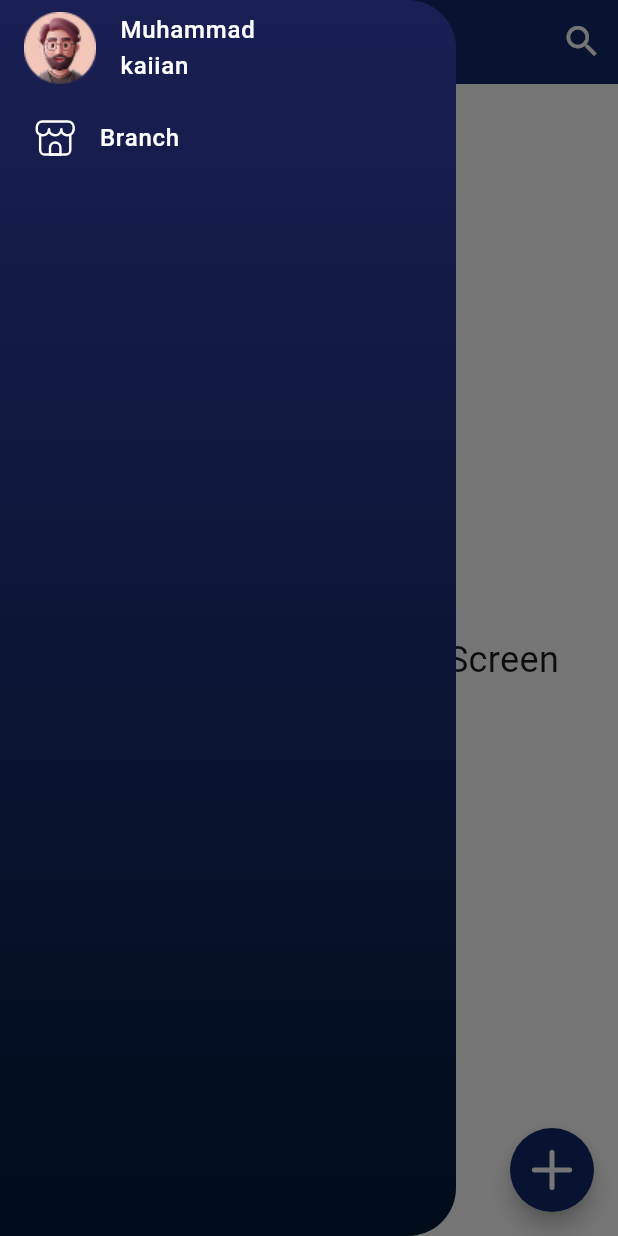
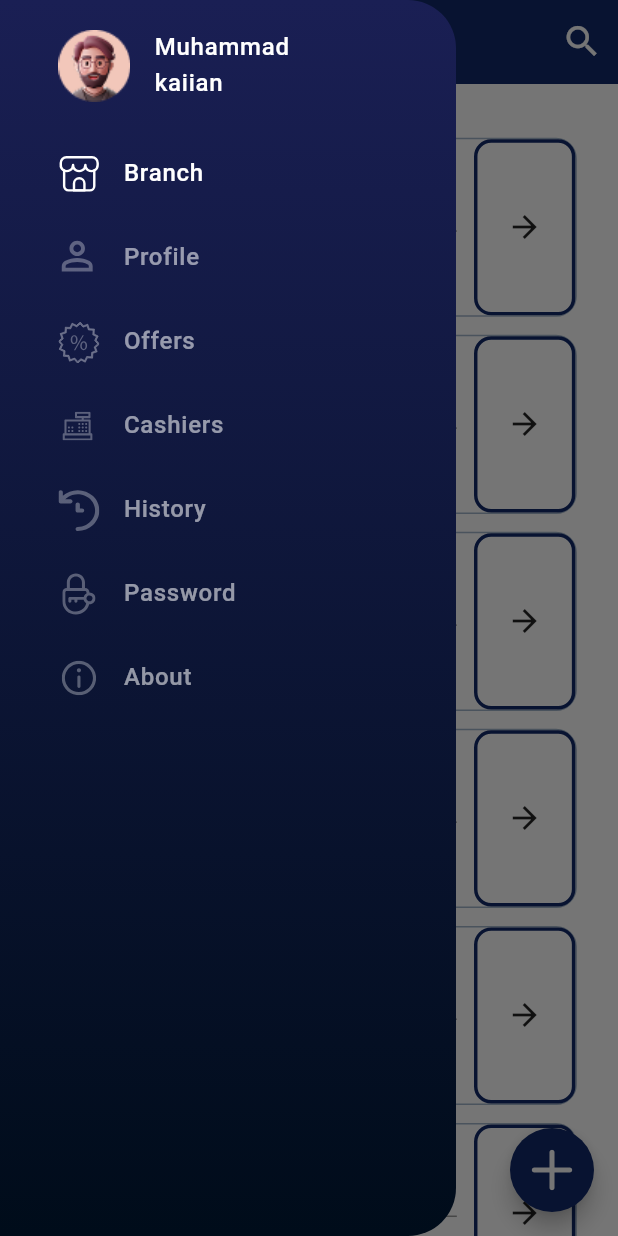
Before and after one commit to mind300/Supliers-App, a Flutter app: the BranchScreen screen opened by its route, with the side drawer open, on a phone screen of 412 x 824 dp. Run offline on Flutter 3.47's test engine with Material 3 defaults, Android fonts, the phone set to English and light mode, and no system bars; our stand-ins replace cached_network_image, easy_localization, flutter_screenutil, flutter_staggered_animations, flutter_svg, shared_preferences; accounts and stored records are empty.

Commit message:
branch details

```diff
--- a/lib/core/constant/app_colors.dart
+++ b/lib/core/constant/app_colors.dart
@@ -1,6 +1,10 @@
 import 'dart:ui';
 
 class AppColors {
+  static const List<Color> drawerLinearGradientColor = [
+    Color(0xFF1A1F54),
+    Color(0xFF000C1A),
+  ];
   static const Color white = Color(0xFFFFFFFF);
   static const Color primary = Color(0xFF11296A);
   static const Color black = Color(0xFF000000);
@@ -8,4 +12,7 @@ class AppColors {
   static const Color textfieldColor = Color(0xFFEEF2F9);
   static const Color authTitleColor = Color(0xFF124985);
   static const Color authSubTitleColor = Color(0xFF285199);
+  static const Color borderColor = Color(0xFF6382A6);
+  static const Color dividerColor = Color(0xFF9B9B9B);
+  static const Color gray = Color(0xFF6E6E6E);
 }
--- a/lib/core/widgets/drawer.dart
+++ b/lib/core/widgets/drawer.dart
@@ -5,8 +5,28 @@ import 'package:supplies/core/constant/app_images.dart';
 import 'package:supplies/core/helpers.dart/custom_image_handler.dart';
 
 class AppDrawer extends StatelessWidget {
-  const AppDrawer({super.key});
-  final String selectedItem = 'Branch';
+  AppDrawer({super.key, required this.currentPage});
+  final String currentPage;
+
+  List icons = [
+    AppImages.branch,
+    AppImages.profile,
+    AppImages.offer,
+    AppImages.cashiers,
+    AppImages.history,
+    AppImages.password,
+    AppImages.about,
+  ];
+
+  List titles = [
+    'Branch',
+    'Profile',
+    'Offers',
+    'Cashiers',
+    'History',
+    "Password",
+    'About',
+  ];
 
   @override
   Widget build(BuildContext context) {
@@ -15,10 +35,7 @@ class AppDrawer extends StatelessWidget {
         gradient: LinearGradient(
           begin: Alignment.topCenter,
           end: Alignment.bottomCenter,
-          colors: [
-            Color(0xFF1A1F54),
-            Color(0xFF000C1A),
-          ],
+          colors: AppColors.drawerLinearGradientColor,
         ),
         borderRadius: BorderRadiusDirectional.only(
           topEnd: Radius.circular(28.r),
@@ -29,7 +46,7 @@ class AppDrawer extends StatelessWidget {
         child: Drawer(
           backgroundColor: Colors.transparent,
           child: ListView(
-            padding: EdgeInsets.zero,
+            padding: EdgeInsets.symmetric(horizontal: 20.w, vertical: 10.h),
             children: [
               ListTile(
                 leading: CustomImageHandler(path: AppImages.profileTest),
@@ -45,10 +62,14 @@ class AppDrawer extends StatelessWidget {
                   Navigator.pop(context);
                 },
               ),
-              DrawerItemBuilder(
-                title: 'Branch',
-                imagePath: AppImages.branch,
-                selectedItem: selectedItem,
+              SizedBox(height: 10.h),
+              ...List.generate(
+                titles.length,
+                (index) => DrawerItemBuilder(
+                  title: titles[index],
+                  imagePath: icons[index],
+                  selectedItem: currentPage,
+                ),
               ),
             ],
           ),
@@ -71,19 +92,20 @@ class DrawerItemBuilder extends StatelessWidget {
 
   @override
   Widget build(BuildContext context) {
+    var isSelected = selectedItem.toLowerCase() == title.toLowerCase();
     return ListTile(
-      contentPadding: EdgeInsets.symmetric(horizontal: 20.w),
       leading: CustomImageHandler(
         path: imagePath,
         width: 24.w,
         height: 24.h,
+        color: isSelected ? AppColors.white : AppColors.white.withOpacity(0.56),
       ),
       title: Text(
         title,
         style: TextStyle(
           fontSize: 14.sp,
           fontWeight: FontWeight.w500,
-          color: AppColors.white,
+          color: isSelected ? AppColors.white : AppColors.white.withOpacity(0.56),
         ),
       ),
       onTap: () {
--- a/lib/feature/branch_feature/view/screen/branch_screen.dart
+++ b/lib/feature/branch_feature/view/screen/branch_screen.dart
@@ -1,7 +1,10 @@
 import 'package:flutter/material.dart';
+import 'package:flutter_screenutil/flutter_screenutil.dart';
+import 'package:flutter_staggered_animations/flutter_staggered_animations.dart';
 import 'package:supplies/core/components/custom_floating_action_button.dart';
 import 'package:supplies/core/constant/app_images.dart';
 import 'package:supplies/core/widgets/drawer.dart';
+import 'package:supplies/feature/branch_feature/view/widget/branch_details_widget.dart';
 
 class BranchScreen extends StatelessWidget {
   const BranchScreen({super.key});
@@ -21,11 +24,25 @@ class BranchScreen extends StatelessWidget {
           ),
         ],
       ),
-      drawer: AppDrawer(),
-      body: Center(
-        child: Text(
-          'Welcome to the Branch Screen',
-          style: TextStyle(fontSize: 24),
+      drawer: AppDrawer(
+        currentPage: 'branch',
+      ),
+      body: AnimationLimiter(
+        child: ListView.builder(
+          padding: EdgeInsets.symmetric(horizontal: 24.w, vertical: 25.h),
+          itemCount: 10,
+          itemBuilder: (context, index) {
+            return AnimationConfiguration.staggeredList(
+              position: index,
+              duration: const Duration(milliseconds: 375),
+              child: SlideAnimation(
+                verticalOffset: 50.0,
+                child: FadeInAnimation(
+                  child: BranchDetailsWidget(),
+                ),
+              ),
+            );
+          },
         ),
       ),
       floatingActionButton: CustomFloatingActionButton(
--- /dev/null
+++ b/lib/feature/branch_feature/view/widget/branch_details_widget.dart
@@ -0,0 +1,117 @@
+import 'package:flutter/material.dart';
+import 'package:flutter_screenutil/flutter_screenutil.dart';
+import 'package:supplies/core/constant/app_colors.dart';
+import 'package:supplies/core/constant/app_images.dart';
+import 'package:supplies/core/helpers.dart/custom_image_handler.dart';
+
+class BranchDetailsWidget extends StatelessWidget {
+  const BranchDetailsWidget({super.key});
+
+  @override
+  Widget build(BuildContext context) {
+    return Container(
+      height: 100.h,
+      margin: EdgeInsets.symmetric(vertical: 5.h),
+      decoration: BoxDecoration(
+        color: AppColors.white,
+        borderRadius: BorderRadius.circular(12.r),
+        border: Border.all(
+          color: AppColors.borderColor.withOpacity(0.6),
+        ),
+      ),
+      child: Row(
+        mainAxisAlignment: MainAxisAlignment.spaceBetween,
+        children: [
+          Expanded(
+            child: Padding(
+              padding: EdgeInsets.symmetric(horizontal: 10.w),
+              child: Row(
+                children: [
+                  Container(
+                    decoration: BoxDecoration(
+                      borderRadius: BorderRadius.circular(15.r),
+                      // color: Colors.white,
+                      gradient: LinearGradient(
+                        colors: AppColors.drawerLinearGradientColor,
+                        begin: Alignment.bottomCenter,
+                        end: Alignment.topCenter,
+                      ),
+                    ),
+                    padding: EdgeInsets.all(11.sp),
+                    child: CustomImageHandler(
+                      path: AppImages.branch,
+                      width: 30.w,
+                      height: 30.h,
+                    ),
+                  ),
+                  SizedBox(
+                    width: 10.w,
+                  ),
+                  Expanded(
+                    child: Column(
+                      mainAxisAlignment: MainAxisAlignment.center,
+                      crossAxisAlignment: CrossAxisAlignment.start,
+                      children: [
+                        Text(
+                          "Branch Address:",
+                          style: TextStyle(
+                            fontSize: 10.sp,
+                            fontWeight: FontWeight.w300,
+                            color: AppColors.black,
+                          ),
+                        ),
+                        Text(
+                          "11740 San Pablo Ave, El Cerrito, CA 94530",
+                          overflow: TextOverflow.ellipsis,
+                          style: TextStyle(
+                            fontSize: 16.sp,
+                            fontWeight: FontWeight.w500,
+                            color: AppColors.black,
+                          ),
+                        ),
+                        Divider(
+                          color: AppColors.dividerColor,
+                          thickness: 1,
+                        ),
+                        Text(
+                          "Branch Manager Name:",
+                          style: TextStyle(
+                            fontSize: 10.sp,
+                            fontWeight: FontWeight.w300,
+                            color: AppColors.black,
+                          ),
+                        ),
+                        Text(
+                          "Mohamed Ali",
+                          overflow: TextOverflow.ellipsis,
+                          style: TextStyle(
+                            fontSize: 13.sp,
+                            fontWeight: FontWeight.w500,
+                            color: AppColors.gray,
+                          ),
+                        ),
+                      ],
+                    ),
+                  )
+                ],
+              ),
+            ),
+          ),
+          Container(
+            height: 100.h,
+            width: 59.w,
+            decoration: BoxDecoration(
+              color: AppColors.white,
+              borderRadius: BorderRadius.circular(10.r),
+              border: Border.all(
+                color: AppColors.primary,
+                width: 2.w,
+              ),
+            ),
+            child: Icon(Icons.arrow_forward),
+          ),
+        ],
+      ),
+    );
+  }
+}
--- a/pubspec.yaml
+++ b/pubspec.yaml
@@ -19,6 +19,7 @@ dependencies:
   flutter_screenutil: ^5.9.3
   cached_network_image: ^3.4.1
   flutter_svg: ^2.1.0
+  flutter_staggered_animations: ^1.1.1
 
 dev_dependencies:
   flutter_test:
```
Also changed, not shown: lib/feature/branch_feature/view/widget/s.dart (deleted), pubspec.lock.
